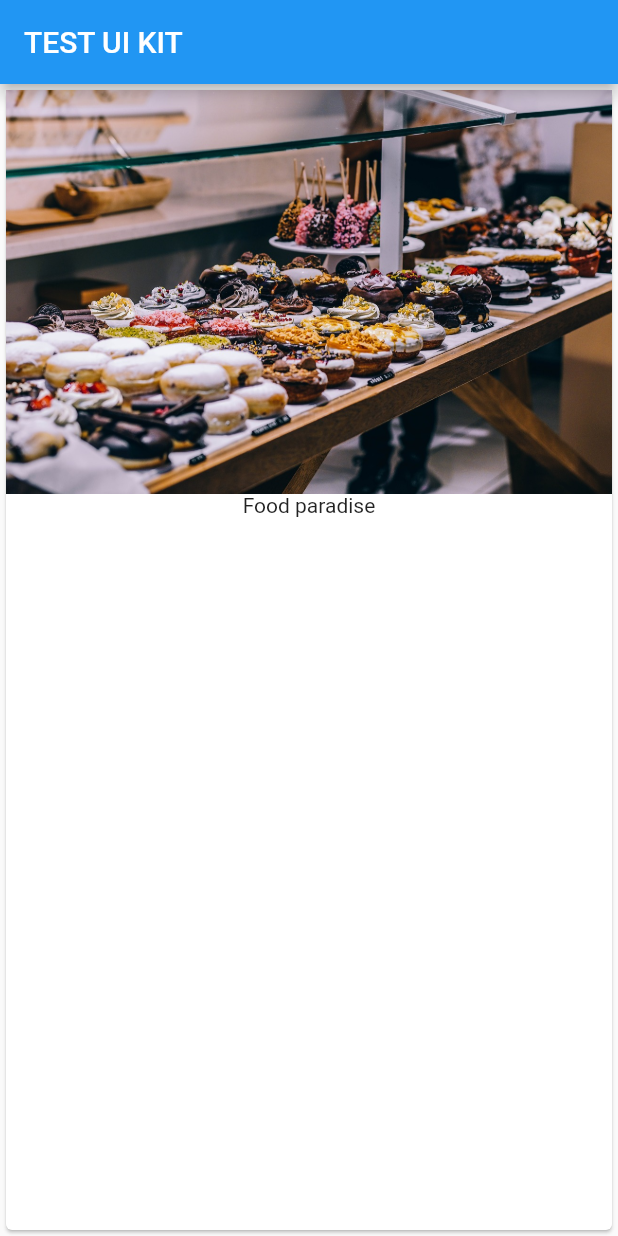
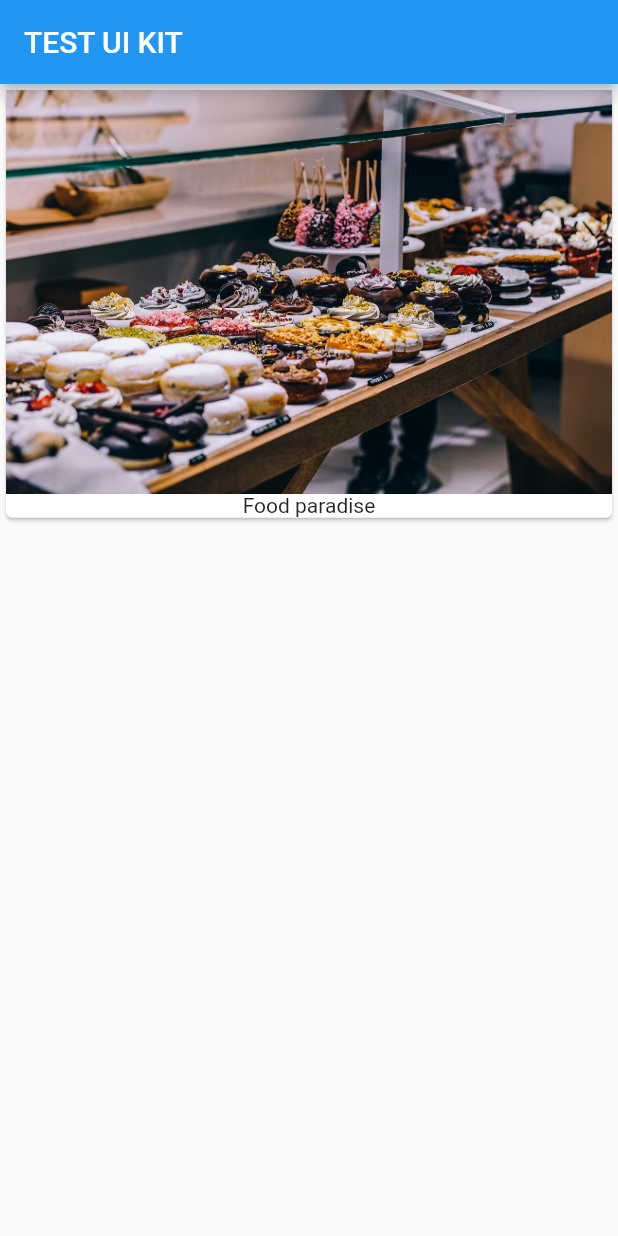
Before and after one commit to chrisCodeCommits/Dartlang_tests, a Flutter app: the screen it shows after launch, on a phone screen of 412 x 824 dp. Run offline on Flutter 3.47's test engine with Material 2 defaults, Android fonts, the phone set to English and light mode, and no system bars.

Commit message:
added column in body to make adding card possible

```diff
--- a/lib/main.dart
+++ b/lib/main.dart
@@ -1,11 +1,8 @@
 import 'package:flutter/material.dart';
-
-
 
 void main() => runApp(MyApp());
 
 class MyApp extends StatelessWidget {
-
   @override
   Widget build(BuildContext context) {
     return MaterialApp(
@@ -13,11 +10,18 @@ class MyApp extends StatelessWidget {
           appBar: AppBar(
             title: Text('TEST UI KIT'),
           ),
-        body: Card(child: Column(children: <Widget>[
+          body: Column(
+            children: [
+              Card(
+                child: Column(
+                  children: <Widget>[
                     Image.asset('assets/food.jpg'),
                     Text('Food paradise'),
-        ],),),
+                  ],
                 ),
+              ),
+            ],
+          )),
     );
   }
 }
```
Lines whose indentation alone changed are shown as unchanged.
